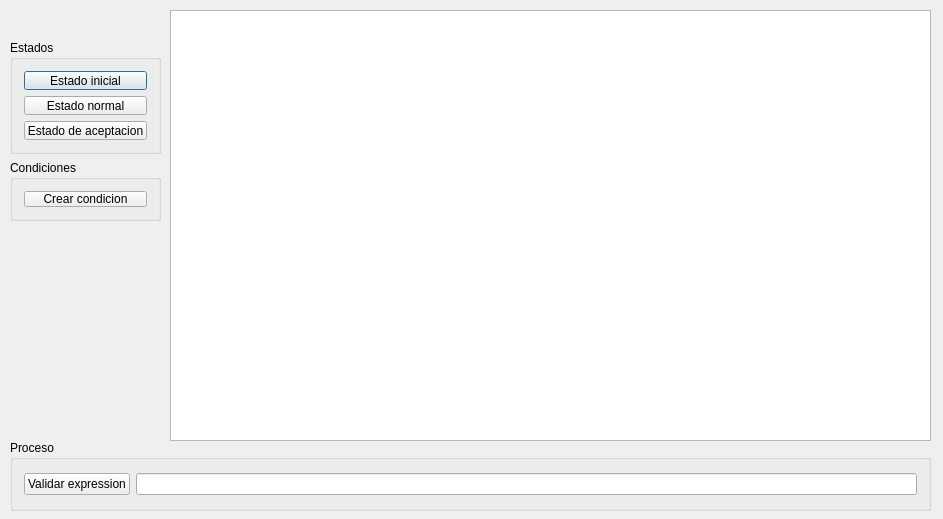
Above: dialog.ui from baegz/PushDownAutomaton before the change. Below: the same form after it.
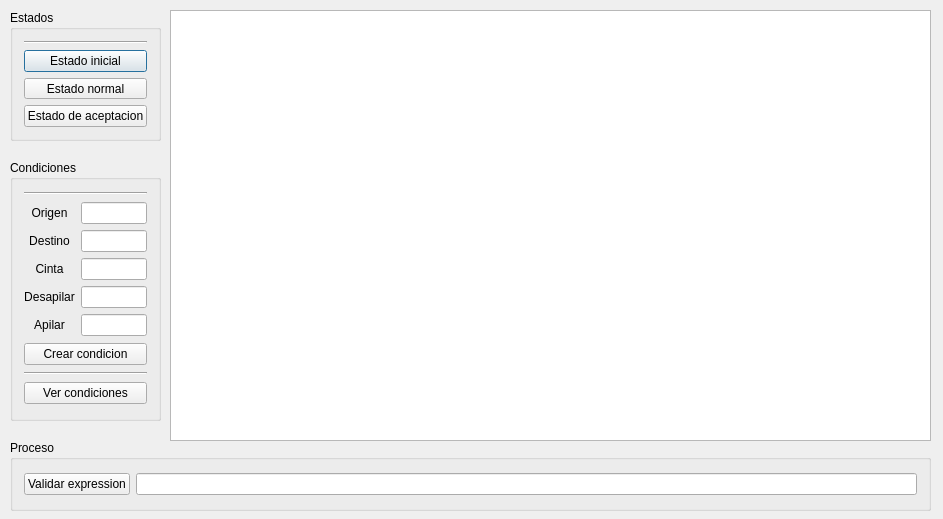
That is the form after the change.

Diff of the .ui file:
```diff
--- a/dialog.ui
+++ b/dialog.ui
@@ -10,6 +10,18 @@
     <height>519</height>
    </rect>
   </property>
+  <property name="minimumSize">
+   <size>
+    <width>943</width>
+    <height>519</height>
+   </size>
+  </property>
+  <property name="maximumSize">
+   <size>
+    <width>943</width>
+    <height>519</height>
+   </size>
+  </property>
   <property name="windowTitle">
    <string>Dialog</string>
   </property>
@@ -27,15 +39,22 @@
    <property name="geometry">
     <rect>
      <x>10</x>
-     <y>40</y>
+     <y>10</y>
      <width>151</width>
-     <height>114</height>
+     <height>131</height>
     </rect>
    </property>
    <property name="title">
     <string>Estados</string>
    </property>
    <layout class="QVBoxLayout" name="verticalLayout_2">
+    <item>
+     <widget class="Line" name="line_2">
+      <property name="orientation">
+       <enum>Qt::Horizontal</enum>
+      </property>
+     </widget>
+    </item>
     <item>
      <widget class="QPushButton" name="initialState">
       <property name="text">
@@ -65,13 +84,97 @@
      <x>10</x>
      <y>160</y>
      <width>151</width>
-     <height>61</height>
+     <height>261</height>
     </rect>
    </property>
    <property name="title">
     <string>Condiciones</string>
    </property>
    <layout class="QVBoxLayout" name="verticalLayout">
+    <item>
+     <widget class="Line" name="line">
+      <property name="orientation">
+       <enum>Qt::Horizontal</enum>
+      </property>
+     </widget>
+    </item>
+    <item>
+     <layout class="QHBoxLayout" name="horizontalLayout_4">
+      <item>
+       <layout class="QVBoxLayout" name="verticalLayout_10">
+        <item>
+         <widget class="QLabel" name="label">
+          <property name="text">
+           <string>Origen</string>
+          </property>
+          <property name="alignment">
+           <set>Qt::AlignCenter</set>
+          </property>
+         </widget>
+        </item>
+        <item>
+         <widget class="QLabel" name="label_2">
+          <property name="text">
+           <string>Destino</string>
+          </property>
+          <property name="alignment">
+           <set>Qt::AlignCenter</set>
+          </property>
+         </widget>
+        </item>
+        <item>
+         <widget class="QLabel" name="label_3">
+          <property name="text">
+           <string>Cinta</string>
+          </property>
+          <property name="alignment">
+           <set>Qt::AlignCenter</set>
+          </property>
+         </widget>
+        </item>
+        <item>
+         <widget class="QLabel" name="label_5">
+          <property name="text">
+           <string>Desapilar</string>
+          </property>
+          <property name="alignment">
+           <set>Qt::AlignCenter</set>
+          </property>
+         </widget>
+        </item>
+        <item>
+         <widget class="QLabel" name="label_4">
+          <property name="text">
+           <string>Apilar</string>
+          </property>
+          <property name="alignment">
+           <set>Qt::AlignCenter</set>
+          </property>
+         </widget>
+        </item>
+       </layout>
+      </item>
+      <item>
+       <layout class="QVBoxLayout" name="verticalLayout_9">
+        <item>
+         <widget class="QLineEdit" name="lineEdit"/>
+        </item>
+        <item>
+         <widget class="QLineEdit" name="lineEdit_2"/>
+        </item>
+        <item>
+         <widget class="QLineEdit" name="lineEdit_4"/>
+        </item>
+        <item>
+         <widget class="QLineEdit" name="lineEdit_5"/>
+        </item>
+        <item>
+         <widget class="QLineEdit" name="lineEdit_3"/>
+        </item>
+       </layout>
+      </item>
+     </layout>
+    </item>
     <item>
      <widget class="QPushButton" name="newCondition">
       <property name="text">
@@ -79,6 +182,20 @@
       </property>
      </widget>
     </item>
+    <item>
+     <widget class="Line" name="line_3">
+      <property name="orientation">
+       <enum>Qt::Horizontal</enum>
+      </property>
+     </widget>
+    </item>
+    <item>
+     <widget class="QPushButton" name="pushButton">
+      <property name="text">
+       <string>Ver condiciones</string>
+      </property>
+     </widget>
+    </item>
    </layout>
   </widget>
   <widget class="QGroupBox" name="groupBox_3">
```
Left out of the diff: 15 changed lines with no effect on the pictures.
